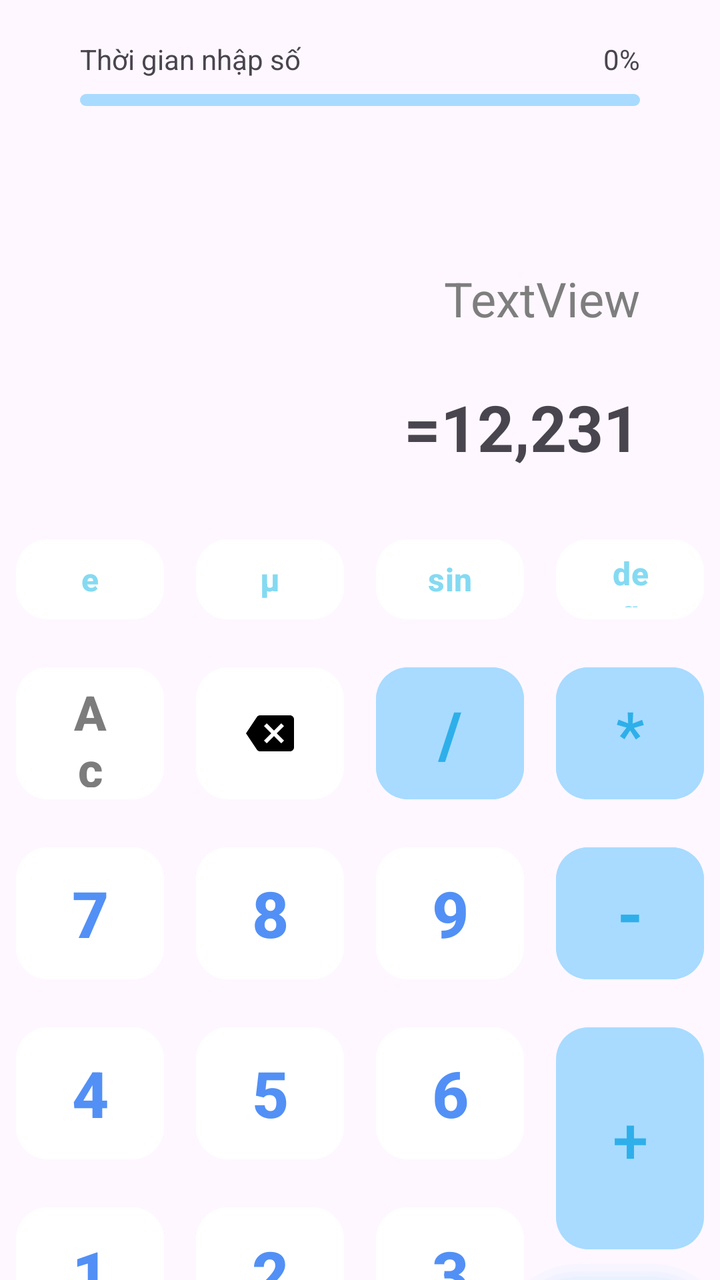
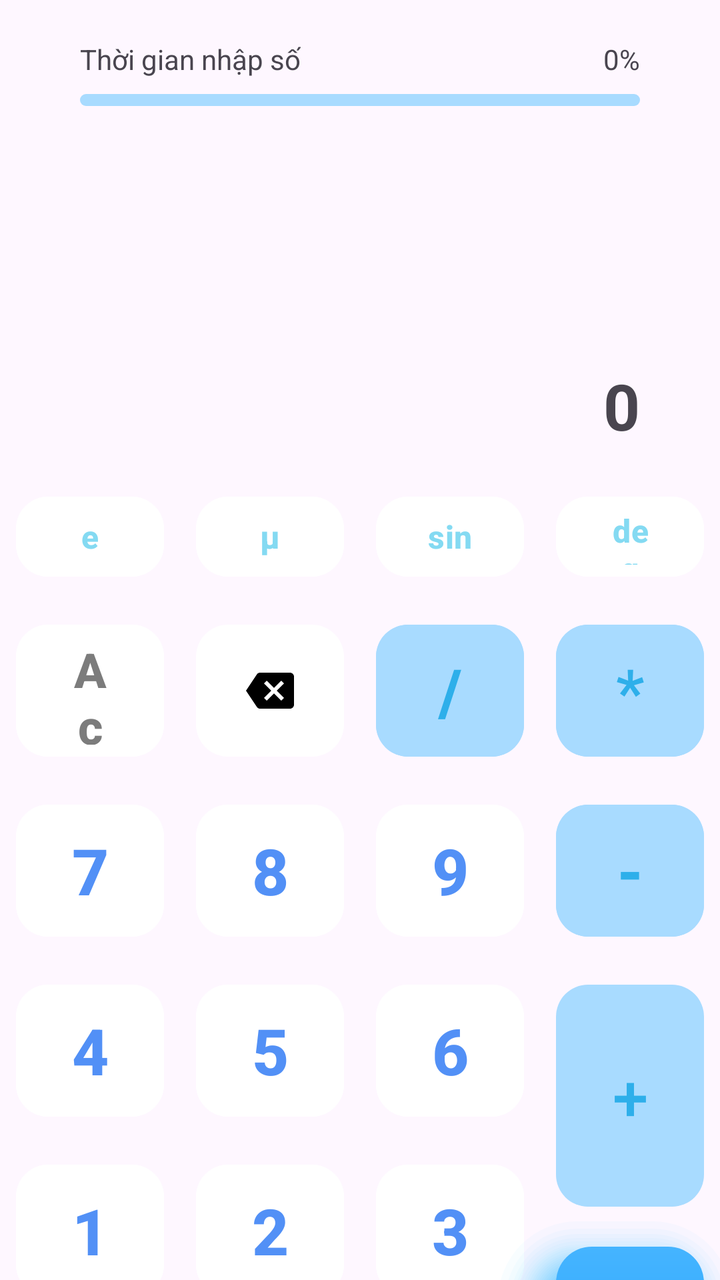

The first picture is an Android layout as it rendered before a commit; the second is the same layout after the commit. The layout source and the unified diff follow.
<!-- AndroidManifest.xml: application theme Theme.TraiGaBT5 -->
<!-- res/layout/activity_main.xml -->
<?xml version="1.0" encoding="utf-8"?>
<androidx.constraintlayout.widget.ConstraintLayout xmlns:android="http://schemas.android.com/apk/res/android"
    xmlns:app="http://schemas.android.com/apk/res-auto"
    xmlns:tools="http://schemas.android.com/tools"
    android:id="@+id/main"
    android:clipChildren="false"
    android:clipToPadding="false"
    android:layout_width="match_parent"
    android:layout_height="match_parent"
    tools:context=".MainActivity">

    <TextView
        android:id="@+id/textView2"
        android:layout_width="wrap_content"
        android:layout_height="wrap_content"
        android:layout_marginStart="40dp"
        android:layout_marginTop="20dp"
        android:text="Thời gian nhập số"
        android:textSize="14sp"
        app:layout_constraintStart_toStartOf="parent"
        app:layout_constraintTop_toTopOf="parent" />

    <TextView
        android:id="@+id/textView"
        android:layout_width="wrap_content"
        android:layout_height="wrap_content"
        android:layout_marginTop="20dp"
        android:layout_marginEnd="40dp"
        android:text="0%"
        android:textSize="14sp"
        app:layout_constraintEnd_toEndOf="parent"
        app:layout_constraintTop_toTopOf="parent" />

    <ProgressBar
        android:id="@+id/progressBar"
        style="?android:attr/progressBarStyleHorizontal"
        android:layout_width="0dp"
        android:layout_height="6dp"
        android:layout_marginTop="8dp"
        android:indeterminate="false"
        android:max="100"
        android:progress="0"
        android:progressBackgroundTint="@null"
        android:progressDrawable="@drawable/processbar"
        android:progressTint="@null"
        app:layout_constraintEnd_toEndOf="@+id/textView"
        app:layout_constraintStart_toStartOf="@+id/textView2"
        app:layout_constraintTop_toBottomOf="@+id/textView2" />

    <TextView
        android:id="@+id/textView3"
        android:layout_width="wrap_content"
        android:layout_height="wrap_content"
        android:layout_marginTop="80dp"
        android:layout_marginEnd="40dp"
        android:text="TextView"
        android:textColor="#7E7E7E"
        android:textSize="24sp"
        app:layout_constraintEnd_toEndOf="parent"
        app:layout_constraintTop_toBottomOf="@+id/progressBar" />

    <TextView
        android:id="@+id/textView4"
        android:layout_width="0dp"
        android:layout_height="wrap_content"
        android:layout_marginStart="40dp"
        android:layout_marginTop="16dp"
        android:text="=12,231"
        android:textAlignment="textEnd"
        android:textSize="48sp"
        android:textStyle="bold"
        android:singleLine="true"
        android:scrollHorizontally="true"
        android:ellipsize="none"
        android:gravity="end|center_vertical"
        android:autoSizeTextType="uniform"
        android:autoSizeMinTextSize="16sp"
        android:autoSizeMaxTextSize="32sp"
        android:autoSizeStepGranularity="1sp"
        app:layout_constraintEnd_toEndOf="@+id/textView3"
        app:layout_constraintStart_toStartOf="parent"
        app:layout_constraintTop_toBottomOf="@+id/textView3" />

    <com.google.android.material.button.MaterialButton
        android:id="@+id/e"
        android:layout_width="0dp"
        android:layout_height="48dp"
        android:layout_marginTop="20dp"
        android:backgroundTint="@color/white"
        android:text="e"
        android:textColor="#84DAF2"
        android:textSize="16sp"
        android:textStyle="bold"
        app:cornerRadius="16dp"
        app:layout_constraintEnd_toEndOf="@+id/Ac"
        app:layout_constraintStart_toStartOf="@+id/Ac"
        app:layout_constraintTop_toBottomOf="@+id/textView4" />

    <com.google.android.material.button.MaterialButton
        android:id="@+id/mu"
        android:layout_width="0dp"
        android:layout_height="48dp"
        android:layout_marginTop="20dp"
        android:backgroundTint="@color/white"
        android:text="μ"
        android:textColor="#84DAF2"
        android:textSize="16sp"
        android:textStyle="bold"
        app:cornerRadius="16dp"
        app:layout_constraintEnd_toEndOf="@+id/delete"
        app:layout_constraintStart_toStartOf="@+id/delete"
        app:layout_constraintTop_toBottomOf="@+id/textView4" />

    <com.google.android.material.button.MaterialButton
        android:id="@+id/sin"
        android:layout_width="0dp"
        android:layout_height="48dp"
        android:layout_marginTop="20dp"
        android:backgroundTint="@color/white"
        android:minWidth="0dp"
        android:minHeight="0dp"
        android:text="sin"
        android:textColor="#84DAF2"
        android:textSize="16sp"
        android:textStyle="bold"
        app:cornerRadius="16dp"
        app:layout_constraintEnd_toEndOf="@+id/devide"
        app:layout_constraintStart_toStartOf="@+id/devide"
        app:layout_constraintTop_toBottomOf="@+id/textView4" />

    <com.google.android.material.button.MaterialButton
        android:id="@+id/deg"
        android:layout_width="0dp"
        android:layout_height="48dp"
        android:layout_marginTop="20dp"
        android:backgroundTint="@color/white"
        android:text="deg"
        android:textColor="#84DAF2"
        android:textSize="16sp"
        android:textStyle="bold"
        app:cornerRadius="16dp"
        app:layout_constraintEnd_toEndOf="@+id/multi"
        app:layout_constraintStart_toStartOf="@+id/multi"
        app:layout_constraintTop_toBottomOf="@+id/textView4" />

    <com.google.android.material.button.MaterialButton
        android:id="@+id/Ac"
        android:layout_width="0dp"
        android:layout_height="0dp"
        android:layout_marginStart="8dp"
        android:layout_marginTop="16dp"
        android:layout_marginEnd="8dp"
        android:background="@null"
        android:backgroundTint="@color/white"
        android:text="Ac"
        android:textColor="#7C7C7C"
        android:textSize="32sp"
        android:textStyle="bold"
        android:autoSizeTextType="uniform"
        android:autoSizeMaxTextSize="32sp"
        android:autoSizeMinTextSize="24sp"
        android:autoSizeStepGranularity="1sp"
        app:cornerRadius="16dp"
        app:layout_constraintDimensionRatio="H,1:1"
        app:layout_constraintEnd_toStartOf="@+id/delete"
        app:layout_constraintHorizontal_weight="1"
        app:layout_constraintStart_toStartOf="parent"
        app:layout_constraintTop_toBottomOf="@+id/e" />

    <ImageButton
        android:id="@+id/delete"
        android:layout_width="0dp"
        android:layout_height="0dp"
        android:layout_marginStart="8dp"
        android:layout_marginTop="16dp"
        android:layout_marginEnd="8dp"
        android:background="@drawable/deletebutton"
        android:contentDescription="delete"
        app:layout_constraintDimensionRatio="H,1:1"
        app:layout_constraintEnd_toStartOf="@+id/devide"
        app:layout_constraintHorizontal_weight="1"
        app:layout_constraintStart_toEndOf="@+id/Ac"
        app:layout_constraintTop_toBottomOf="@+id/e"
        app:srcCompat="@drawable/baseline_backspace_24" />

    <com.google.android.material.button.MaterialButton
        android:id="@+id/devide"
        android:layout_width="0dp"
        android:layout_height="0dp"
        android:layout_marginStart="8dp"
        android:layout_marginTop="16dp"
        android:layout_marginEnd="8dp"
        android:backgroundTint="@color/blue_light"
        android:text="/"
        android:textColor="#2EAFEA"
        android:textSize="32sp"
        android:textStyle="bold"
        app:cornerRadius="16dp"
        app:layout_constraintDimensionRatio="H,1:1"
        app:layout_constraintEnd_toStartOf="@id/multi"
        app:layout_constraintHorizontal_weight="1"
        app:layout_constraintStart_toEndOf="@+id/delete"
        app:layout_constraintTop_toBottomOf="@+id/e" />

    <com.google.android.material.button.MaterialButton
        android:id="@+id/multi"
        android:layout_width="0dp"
        android:layout_height="0dp"
        android:layout_marginStart="8dp"
        android:layout_marginTop="16dp"
        android:layout_marginEnd="8dp"
        android:backgroundTint="@color/blue_light"
        android:text="*"
        android:textColor="#2EAFEA"
        android:textSize="32sp"
        app:cornerRadius="16dp"
        app:layout_constraintDimensionRatio="H,1:1"
        app:layout_constraintEnd_toEndOf="parent"
        app:layout_constraintHorizontal_weight="1"
        app:layout_constraintStart_toEndOf="@+id/devide"
        app:layout_constraintTop_toBottomOf="@+id/e" />

    <com.google.android.material.button.MaterialButton
        android:id="@+id/button9"
        android:layout_width="0dp"
        android:layout_height="0dp"
        android:layout_marginTop="16dp"
        android:background="@null"
        android:backgroundTint="@color/white"
        android:text="7"
        android:textColor="#5290F6"
        android:textSize="32sp"
        android:textStyle="bold"
        app:cornerRadius="16dp"
        app:layout_constraintDimensionRatio="H,1:1"
        app:layout_constraintEnd_toEndOf="@+id/Ac"
        app:layout_constraintStart_toStartOf="@+id/Ac"
        app:layout_constraintTop_toBottomOf="@+id/Ac" />

    <com.google.android.material.button.MaterialButton
        android:id="@+id/button10"
        android:layout_width="0dp"
        android:layout_height="0dp"
        android:layout_marginTop="16dp"
        android:background="@null"
        android:backgroundTint="@color/white"
        android:text="8"
        android:textColor="#5290F6"
        android:textSize="32sp"
        android:textStyle="bold"
        app:cornerRadius="16dp"
        app:layout_constraintDimensionRatio="H,1:1"
        app:layout_constraintEnd_toEndOf="@+id/delete"
        app:layout_constraintStart_toStartOf="@+id/delete"
        app:layout_constraintTop_toBottomOf="@+id/Ac" />

    <com.google.android.material.button.MaterialButton
        android:id="@+id/button11"
        android:layout_width="0dp"
        android:layout_height="0dp"
        android:layout_marginTop="16dp"
        android:background="@null"
        android:backgroundTint="@color/white"
        android:text="9"
        android:textColor="#5290F6"
        android:textSize="32sp"
        android:textStyle="bold"
        app:cornerRadius="16dp"
        app:layout_constraintDimensionRatio="H,1:1"
        app:layout_constraintEnd_toEndOf="@+id/devide"
        app:layout_constraintStart_toStartOf="@+id/devide"
        app:layout_constraintTop_toBottomOf="@+id/Ac" />

    <com.google.android.material.button.MaterialButton
        android:id="@+id/minus"
        android:layout_width="0dp"
        android:layout_height="0dp"
        android:layout_marginTop="16dp"
        android:background="@null"
        android:backgroundTint="@color/blue_light"
        android:text="-"
        android:textColor="#2EAFEA"
        android:textSize="32sp"
        android:textStyle="bold"
        app:cornerRadius="16dp"
        app:layout_constraintDimensionRatio="H,1:1"
        app:layout_constraintEnd_toEndOf="@+id/multi"
        app:layout_constraintStart_toStartOf="@+id/multi"
        app:layout_constraintTop_toBottomOf="@+id/Ac" />

    <com.google.android.material.button.MaterialButton
        android:id="@+id/button13"
        android:layout_width="0dp"
        android:layout_height="0dp"
        android:layout_marginTop="16dp"
        android:background="@null"
        android:backgroundTint="@color/white"
        android:text="4"
        android:textColor="#5290F6"
        android:textSize="32sp"
        android:textStyle="bold"
        app:cornerRadius="16dp"
        app:layout_constraintDimensionRatio="H,1:1"
        app:layout_constraintEnd_toEndOf="@+id/button9"
        app:layout_constraintStart_toStartOf="@+id/button9"
        app:layout_constraintTop_toBottomOf="@+id/button9" />

    <com.google.android.material.button.MaterialButton
        android:id="@+id/button14"
        android:layout_width="0dp"
        android:layout_height="0dp"
        android:layout_marginTop="16dp"
        android:background="@null"
        android:backgroundTint="@color/white"
        android:text="5"
        android:textColor="#5290F6"
        android:textSize="32sp"
        android:textStyle="bold"
        app:cornerRadius="16dp"
        app:layout_constraintDimensionRatio="H,1:1"
        app:layout_constraintEnd_toEndOf="@+id/button10"
        app:layout_constraintStart_toStartOf="@+id/button10"
        app:layout_constraintTop_toBottomOf="@+id/button9" />

    <com.google.android.material.button.MaterialButton
        android:id="@+id/button15"
        android:layout_width="0dp"
        android:layout_height="0dp"
        android:layout_marginTop="16dp"
        android:background="@null"
        android:backgroundTint="@color/white"
        android:text="6"
        android:textColor="#5290F6"
        android:textSize="32sp"
        android:textStyle="bold"
        app:cornerRadius="16dp"
        app:layout_constraintDimensionRatio="H,1:1"
        app:layout_constraintEnd_toEndOf="@+id/button11"
        app:layout_constraintStart_toStartOf="@+id/button11"
        app:layout_constraintTop_toBottomOf="@+id/button9" />

    <com.google.android.material.button.MaterialButton
        android:id="@+id/button16"
        android:layout_width="0dp"
        android:layout_height="0dp"
        android:layout_marginTop="16dp"
        android:background="@null"
        android:backgroundTint="@color/white"
        android:text="1"
        android:textColor="#5290F6"
        android:textSize="32sp"
        android:textStyle="bold"
        app:cornerRadius="16dp"
        app:layout_constraintDimensionRatio="H,1:1"
        app:layout_constraintEnd_toEndOf="@+id/button13"
        app:layout_constraintStart_toStartOf="@+id/button13"
        app:layout_constraintTop_toBottomOf="@+id/button13" />

    <com.google.android.material.button.MaterialButton
        android:id="@+id/button17"
        android:layout_width="0dp"
        android:layout_height="0dp"
        android:layout_marginTop="16dp"
        android:background="@null"
        android:backgroundTint="@color/white"
        android:text="2"
        android:textColor="#5290F6"
        android:textSize="32sp"
        android:textStyle="bold"
        app:cornerRadius="16dp"
        app:layout_constraintDimensionRatio="H,1:1"
        app:layout_constraintEnd_toEndOf="@+id/button14"
        app:layout_constraintStart_toStartOf="@+id/button14"
        app:layout_constraintTop_toBottomOf="@+id/button13" />

    <com.google.android.material.button.MaterialButton
        android:id="@+id/button18"
        android:layout_width="0dp"
        android:layout_height="0dp"
        android:layout_marginTop="16dp"
        android:background="@null"
        android:backgroundTint="@color/white"
        android:text="3"
        android:textColor="#5290F6"
        android:textSize="32sp"
        android:textStyle="bold"
        app:cornerRadius="16dp"
        app:layout_constraintDimensionRatio="H,1:1"
        app:layout_constraintEnd_toEndOf="@+id/button15"
        app:layout_constraintHorizontal_bias="1.0"
        app:layout_constraintStart_toStartOf="@+id/button15"
        app:layout_constraintTop_toBottomOf="@+id/button13" />

    <com.google.android.material.button.MaterialButton
        android:id="@+id/plus"
        android:layout_width="0dp"
        android:layout_height="0dp"
        android:layout_marginTop="16dp"
        android:text="+"
        android:textColor="#2EAFEA"
        android:textSize="32sp"
        app:backgroundTint="@color/blue_light"
        app:cornerRadius="16dp"
        app:layout_constraintBottom_toTopOf="@id/submit"
        app:layout_constraintEnd_toEndOf="@+id/minus"
        app:layout_constraintStart_toStartOf="@+id/minus"
        app:layout_constraintTop_toBottomOf="@+id/minus"
        app:layout_constraintVertical_chainStyle="spread"
        app:layout_constraintVertical_weight="1" />

    <com.google.android.material.button.MaterialButton
        android:id="@+id/button20"
        android:layout_width="0dp"
        android:layout_height="0dp"
        android:background="@null"
        android:backgroundTint="@color/white"
        android:text="0"
        android:textColor="#5290F6"
        android:textSize="32sp"
        android:textStyle="bold"
        app:cornerRadius="16dp"
        app:layout_constraintBottom_toBottomOf="@+id/decimal"
        app:layout_constraintEnd_toEndOf="@+id/button17"
        app:layout_constraintStart_toStartOf="@+id/button16"
        app:layout_constraintTop_toTopOf="@+id/decimal" />

    <com.google.android.material.button.MaterialButton
        android:id="@+id/decimal"
        android:layout_width="0dp"
        android:layout_height="0dp"
        android:layout_marginTop="16dp"
        android:background="@null"
        android:backgroundTint="@color/white"
        android:text="."
        android:textColor="#5290F6"
        android:textSize="32sp"
        android:textStyle="bold"
        app:cornerRadius="16dp"
        app:layout_constraintDimensionRatio="H,1:1"
        app:layout_constraintEnd_toEndOf="@+id/button18"
        app:layout_constraintStart_toStartOf="@+id/button18"
        app:layout_constraintTop_toBottomOf="@+id/button16" />

    <com.google.android.material.button.MaterialButton
        android:id="@+id/submit"
        android:layout_width="0dp"
        android:layout_height="0dp"
        android:layout_marginTop="16dp"
        android:stateListAnimator="@null"
        android:text="="
        android:textColor="@color/white"
        android:textSize="38sp"
        android:background="@drawable/submitbutton"
        app:backgroundTint="@null"
        app:cornerRadius="16dp"
        app:elevation="16dp"
        app:layout_constraintBottom_toBottomOf="@+id/decimal"
        app:layout_constraintEnd_toEndOf="@+id/minus"
        app:layout_constraintHorizontal_bias="1.0"
        app:layout_constraintStart_toStartOf="@+id/minus"
        app:layout_constraintTop_toBottomOf="@id/plus"
        app:layout_constraintVertical_weight="1" />

</androidx.constraintlayout.widget.ConstraintLayout>
<!-- resources referenced by this layout -->
<resources>
  <color name="blue_light">#A8DBFF</color>
  <color name="white">#FFFFFFFF</color>
  <!-- drawable baseline_backspace_24 (drawable) -->
  <vector xmlns:android="http://schemas.android.com/apk/res/android" android:autoMirrored="true" android:height="24dp" android:tint="#000000" android:viewportHeight="24" android:viewportWidth="24" android:width="24dp">
        
      <path android:fillColor="@android:color/white" android:pathData="M22,3L7,3c-0.69,0 -1.23,0.35 -1.59,0.88L0,12l5.41,8.11c0.36,0.53 0.9,0.89 1.59,0.89h15c1.1,0 2,-0.9 2,-2L24,5c0,-1.1 -0.9,-2 -2,-2zM19,15.59L17.59,17 14,13.41 10.41,17 9,15.59 12.59,12 9,8.41 10.41,7 14,10.59 17.59,7 19,8.41 15.41,12 19,15.59z"/>
      
  </vector>
  <!-- drawable deletebutton (drawable) -->
  <?xml version="1.0" encoding="utf-8"?>
  <inset xmlns:android="http://schemas.android.com/apk/res/android"
      android:insetTop="4dp"
      android:insetBottom="4dp">
  
      <shape android:shape="rectangle">
          <solid android:color="#FFFFFF"/>
          <corners android:radius="16dp"/>
      </shape>
  
  </inset>
  <!-- drawable processbar (drawable) -->
  <?xml version="1.0" encoding="utf-8"?>
  <layer-list xmlns:android="http://schemas.android.com/apk/res/android">
      <item android:id="@android:id/background">
          <shape android:shape="rectangle">
              <corners android:radius="3dp" />
              <solid android:color="@color/blue_light" />
          </shape>
      </item>
      <item android:id="@android:id/progress">
          <clip>
              <shape android:shape="rectangle">
                  <corners android:radius="3dp" />
                  <solid android:color="@color/process" />
              </shape>
          </clip>
      </item>
  </layer-list>
  <!-- drawable submitbutton: vector/xml drawable (drawable, 8261 chars, omitted) -->
  <style name="Theme.TraiGaBT5" parent="Base.Theme.TraiGaBT5" />
  <color name="process">#1EAEFF</color>
  <style name="Base.Theme.TraiGaBT5" parent="Theme.Material3.DayNight.NoActionBar">
          
          
      </style>
</resources>

<!-- the commit's change to res/layout/activity_main.xml (unified diff, before → after) -->
@@ -21,7 +21,7 @@
         app:layout_constraintTop_toTopOf="parent" />
 
     <TextView
-        android:id="@+id/textView"
+        android:id="@+id/percent"
         android:layout_width="wrap_content"
         android:layout_height="wrap_content"
         android:layout_marginTop="20dp"
@@ -43,31 +43,31 @@
         android:progressBackgroundTint="@null"
         android:progressDrawable="@drawable/processbar"
         android:progressTint="@null"
-        app:layout_constraintEnd_toEndOf="@+id/textView"
+        app:layout_constraintEnd_toEndOf="@+id/percent"
         app:layout_constraintStart_toStartOf="@+id/textView2"
         app:layout_constraintTop_toBottomOf="@+id/textView2" />
 
     <TextView
-        android:id="@+id/textView3"
+        android:id="@+id/subtend"
         android:layout_width="wrap_content"
         android:layout_height="wrap_content"
         android:layout_marginTop="80dp"
         android:layout_marginEnd="40dp"
-        android:text="TextView"
+        android:text=""
         android:textColor="#7E7E7E"
         android:textSize="24sp"
         app:layout_constraintEnd_toEndOf="parent"
         app:layout_constraintTop_toBottomOf="@+id/progressBar" />
 
     <TextView
-        android:id="@+id/textView4"
+        android:id="@+id/result"
         android:layout_width="0dp"
         android:layout_height="wrap_content"
         android:layout_marginStart="40dp"
         android:layout_marginTop="16dp"
-        android:text="=12,231"
+        android:text="0"
         android:textAlignment="textEnd"
-        android:textSize="48sp"
+        android:textSize="32sp"
         android:textStyle="bold"
         android:singleLine="true"
         android:scrollHorizontally="true"
@@ -77,9 +77,9 @@
         android:autoSizeMinTextSize="16sp"
         android:autoSizeMaxTextSize="32sp"
         android:autoSizeStepGranularity="1sp"
-        app:layout_constraintEnd_toEndOf="@+id/textView3"
+        app:layout_constraintEnd_toEndOf="@+id/subtend"
         app:layout_constraintStart_toStartOf="parent"
-        app:layout_constraintTop_toBottomOf="@+id/textView3" />
+        app:layout_constraintTop_toBottomOf="@+id/subtend" />
 
     <com.google.android.material.button.MaterialButton
         android:id="@+id/e"
@@ -94,7 +94,7 @@
         app:cornerRadius="16dp"
         app:layout_constraintEnd_toEndOf="@+id/Ac"
         app:layout_constraintStart_toStartOf="@+id/Ac"
-        app:layout_constraintTop_toBottomOf="@+id/textView4" />
+        app:layout_constraintTop_toBottomOf="@+id/result" />
 
     <com.google.android.material.button.MaterialButton
         android:id="@+id/mu"
@@ -109,7 +109,7 @@
         app:cornerRadius="16dp"
         app:layout_constraintEnd_toEndOf="@+id/delete"
         app:layout_constraintStart_toStartOf="@+id/delete"
-        app:layout_constraintTop_toBottomOf="@+id/textView4" />
+        app:layout_constraintTop_toBottomOf="@+id/result" />
 
     <com.google.android.material.button.MaterialButton
         android:id="@+id/sin"
@@ -126,7 +126,7 @@
         app:cornerRadius="16dp"
         app:layout_constraintEnd_toEndOf="@+id/devide"
         app:layout_constraintStart_toStartOf="@+id/devide"
-        app:layout_constraintTop_toBottomOf="@+id/textView4" />
+        app:layout_constraintTop_toBottomOf="@+id/result" />
 
     <com.google.android.material.button.MaterialButton
         android:id="@+id/deg"
@@ -141,7 +141,7 @@
         app:cornerRadius="16dp"
         app:layout_constraintEnd_toEndOf="@+id/multi"
         app:layout_constraintStart_toStartOf="@+id/multi"
-        app:layout_constraintTop_toBottomOf="@+id/textView4" />
+        app:layout_constraintTop_toBottomOf="@+id/result" />
 
     <com.google.android.material.button.MaterialButton
         android:id="@+id/Ac"
@@ -221,7 +221,7 @@
         app:layout_constraintTop_toBottomOf="@+id/e" />
 
     <com.google.android.material.button.MaterialButton
-        android:id="@+id/button9"
+        android:id="@+id/number7"
         android:layout_width="0dp"
         android:layout_height="0dp"
         android:layout_marginTop="16dp"
@@ -238,7 +238,7 @@
         app:layout_constraintTop_toBottomOf="@+id/Ac" />
 
     <com.google.android.material.button.MaterialButton
-        android:id="@+id/button10"
+        android:id="@+id/number8"
         android:layout_width="0dp"
         android:layout_height="0dp"
         android:layout_marginTop="16dp"
@@ -255,7 +255,7 @@
         app:layout_constraintTop_toBottomOf="@+id/Ac" />
 
     <com.google.android.material.button.MaterialButton
-        android:id="@+id/button11"
+        android:id="@+id/number9"
         android:layout_width="0dp"
         android:layout_height="0dp"
         android:layout_marginTop="16dp"
@@ -289,7 +289,7 @@
         app:layout_constraintTop_toBottomOf="@+id/Ac" />
 
     <com.google.android.material.button.MaterialButton
-        android:id="@+id/button13"
+        android:id="@+id/number4"
         android:layout_width="0dp"
         android:layout_height="0dp"
         android:layout_marginTop="16dp"
@@ -301,12 +301,12 @@
         android:textStyle="bold"
         app:cornerRadius="16dp"
         app:layout_constraintDimensionRatio="H,1:1"
-        app:layout_constraintEnd_toEndOf="@+id/button9"
-        app:layout_constraintStart_toStartOf="@+id/button9"
-        app:layout_constraintTop_toBottomOf="@+id/button9" />
-
-    <com.google.android.material.button.MaterialButton
-        android:id="@+id/button14"
+        app:layout_constraintEnd_toEndOf="@+id/number7"
+        app:layout_constraintStart_toStartOf="@+id/number7"
+        app:layout_constraintTop_toBottomOf="@+id/number7" />
+
+    <com.google.android.material.button.MaterialButton
+        android:id="@+id/number5"
         android:layout_width="0dp"
         android:layout_height="0dp"
         android:layout_marginTop="16dp"
@@ -318,12 +318,12 @@
         android:textStyle="bold"
         app:cornerRadius="16dp"
         app:layout_constraintDimensionRatio="H,1:1"
-        app:layout_constraintEnd_toEndOf="@+id/button10"
-        app:layout_constraintStart_toStartOf="@+id/button10"
-        app:layout_constraintTop_toBottomOf="@+id/button9" />
-
-    <com.google.android.material.button.MaterialButton
-        android:id="@+id/button15"
+        app:layout_constraintEnd_toEndOf="@+id/number8"
+        app:layout_constraintStart_toStartOf="@+id/number8"
+        app:layout_constraintTop_toBottomOf="@+id/number7" />
+
+    <com.google.android.material.button.MaterialButton
+        android:id="@+id/number6"
         android:layout_width="0dp"
         android:layout_height="0dp"
         android:layout_marginTop="16dp"
@@ -335,12 +335,12 @@
         android:textStyle="bold"
         app:cornerRadius="16dp"
         app:layout_constraintDimensionRatio="H,1:1"
-        app:layout_constraintEnd_toEndOf="@+id/button11"
-        app:layout_constraintStart_toStartOf="@+id/button11"
-        app:layout_constraintTop_toBottomOf="@+id/button9" />
-
-    <com.google.android.material.button.MaterialButton
-        android:id="@+id/button16"
+        app:layout_constraintEnd_toEndOf="@+id/number9"
+        app:layout_constraintStart_toStartOf="@+id/number9"
+        app:layout_constraintTop_toBottomOf="@+id/number7" />
+
+    <com.google.android.material.button.MaterialButton
+        android:id="@+id/number1"
         android:layout_width="0dp"
         android:layout_height="0dp"
         android:layout_marginTop="16dp"
@@ -352,12 +352,12 @@
         android:textStyle="bold"
         app:cornerRadius="16dp"
         app:layout_constraintDimensionRatio="H,1:1"
-        app:layout_constraintEnd_toEndOf="@+id/button13"
-        app:layout_constraintStart_toStartOf="@+id/button13"
-        app:layout_constraintTop_toBottomOf="@+id/button13" />
-
-    <com.google.android.material.button.MaterialButton
-        android:id="@+id/button17"
+        app:layout_constraintEnd_toEndOf="@+id/number4"
+        app:layout_constraintStart_toStartOf="@+id/number4"
+        app:layout_constraintTop_toBottomOf="@+id/number4" />
+
+    <com.google.android.material.button.MaterialButton
+        android:id="@+id/number2"
         android:layout_width="0dp"
         android:layout_height="0dp"
         android:layout_marginTop="16dp"
@@ -369,12 +369,12 @@
         android:textStyle="bold"
         app:cornerRadius="16dp"
         app:layout_constraintDimensionRatio="H,1:1"
-        app:layout_constraintEnd_toEndOf="@+id/button14"
-        app:layout_constraintStart_toStartOf="@+id/button14"
-        app:layout_constraintTop_toBottomOf="@+id/button13" />
-
-    <com.google.android.material.button.MaterialButton
-        android:id="@+id/button18"
+        app:layout_constraintEnd_toEndOf="@+id/number5"
+        app:layout_constraintStart_toStartOf="@+id/number5"
+        app:layout_constraintTop_toBottomOf="@+id/number4" />
+
+    <com.google.android.material.button.MaterialButton
+        android:id="@+id/number3"
         android:layout_width="0dp"
         android:layout_height="0dp"
         android:layout_marginTop="16dp"
@@ -386,10 +386,10 @@
         android:textStyle="bold"
         app:cornerRadius="16dp"
         app:layout_constraintDimensionRatio="H,1:1"
-        app:layout_constraintEnd_toEndOf="@+id/button15"
+        app:layout_constraintEnd_toEndOf="@+id/number6"
         app:layout_constraintHorizontal_bias="1.0"
-        app:layout_constraintStart_toStartOf="@+id/button15"
-        app:layout_constraintTop_toBottomOf="@+id/button13" />
+        app:layout_constraintStart_toStartOf="@+id/number6"
+        app:layout_constraintTop_toBottomOf="@+id/number4" />
 
     <com.google.android.material.button.MaterialButton
         android:id="@+id/plus"
@@ -409,7 +409,7 @@
         app:layout_constraintVertical_weight="1" />
 
     <com.google.android.material.button.MaterialButton
-        android:id="@+id/button20"
+        android:id="@+id/number0"
         android:layout_width="0dp"
         android:layout_height="0dp"
         android:background="@null"
@@ -420,8 +420,8 @@
         android:textStyle="bold"
         app:cornerRadius="16dp"
         app:layout_constraintBottom_toBottomOf="@+id/decimal"
-        app:layout_constraintEnd_toEndOf="@+id/button17"
-        app:layout_constraintStart_toStartOf="@+id/button16"
+        app:layout_constraintEnd_toEndOf="@+id/number2"
+        app:layout_constraintStart_toStartOf="@+id/number1"
         app:layout_constraintTop_toTopOf="@+id/decimal" />
 
     <com.google.android.material.button.MaterialButton
@@ -437,9 +437,9 @@
         android:textStyle="bold"
         app:cornerRadius="16dp"
         app:layout_constraintDimensionRatio="H,1:1"
-        app:layout_constraintEnd_toEndOf="@+id/button18"
-        app:layout_constraintStart_toStartOf="@+id/button18"
-        app:layout_constraintTop_toBottomOf="@+id/button16" />
+        app:layout_constraintEnd_toEndOf="@+id/number3"
+        app:layout_constraintStart_toStartOf="@+id/number3"
+        app:layout_constraintTop_toBottomOf="@+id/number1" />
 
     <com.google.android.material.button.MaterialButton
         android:id="@+id/submit"
